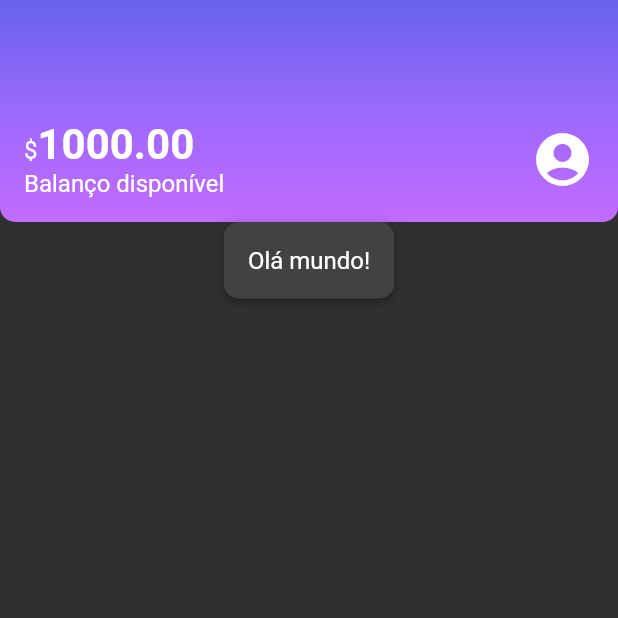
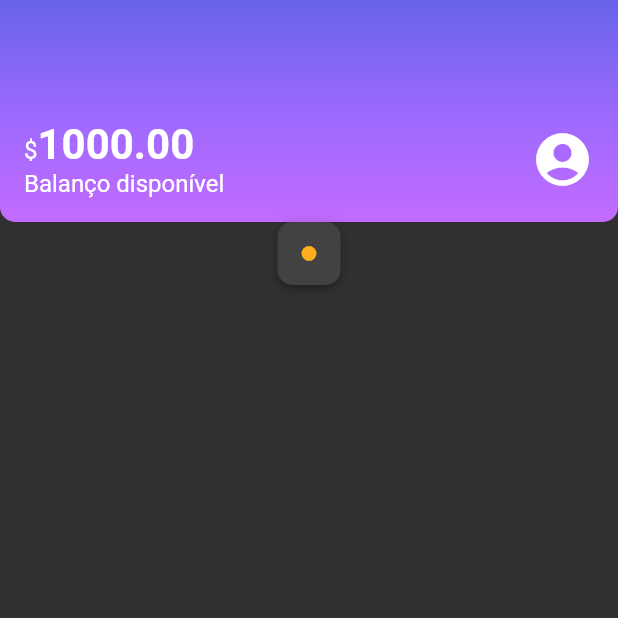
Before and after one commit to diegominelli/aluBank, a Flutter app: the screen it shows after launch, on a phone screen of 412 x 824 dp, the top half of it. Run offline on Flutter 3.47's test engine with Material 2 defaults, Android fonts, the phone set to English and light mode, and no system bars.

Commit message:
construir o colorDot

```diff
--- /dev/null
+++ b/lib/components/color_dot.dart
@@ -0,0 +1,18 @@
+import 'package:flutter/material.dart';
+
+class ColorDot extends StatelessWidget {
+  final Color? color;
+  const ColorDot({super.key, required this.color});
+
+  @override
+  Widget build(BuildContext context) {
+    return Container(
+      width: 10,
+      height: 10,
+      decoration: BoxDecoration(
+        color: color,
+        borderRadius: BorderRadius.circular(10),
+      ),
+    );
+  }
+}
--- a/lib/screens/home.dart
+++ b/lib/screens/home.dart
@@ -1,5 +1,7 @@
 import 'package:alubank/components/box_card.dart';
+import 'package:alubank/components/color_dot.dart';
 import 'package:alubank/components/sections/header.dart';
+import 'package:alubank/themes/theme_colors.dart';
 import 'package:flutter/material.dart';
 
 class Home extends StatelessWidget {
@@ -9,10 +11,10 @@ class Home extends StatelessWidget {
   Widget build(BuildContext context) {
     return Scaffold(
       body: Column(
-        children: const <Widget>[
-          Header(),
+        children: <Widget>[
+          const Header(),
           BoxCard(
-            boxContent: Text('Olá mundo!'),
+            boxContent: ColorDot(color: ThemeColors.recentActivity['spent']),
           ),
         ],
       ),
--- a/lib/themes/theme_colors.dart
+++ b/lib/themes/theme_colors.dart
@@ -7,4 +7,8 @@ class ThemeColors {
     Color.fromRGBO(155, 105, 254, 1.0),
     Color.fromRGBO(195, 107, 255, 1.0)
   ];
+  static const recentActivity = {
+    'spent': Color.fromRGBO(255, 175, 29, 1.0),
+    'income': Color.fromRGBO(191, 69, 198, 1.0),
+  };
 }
```
